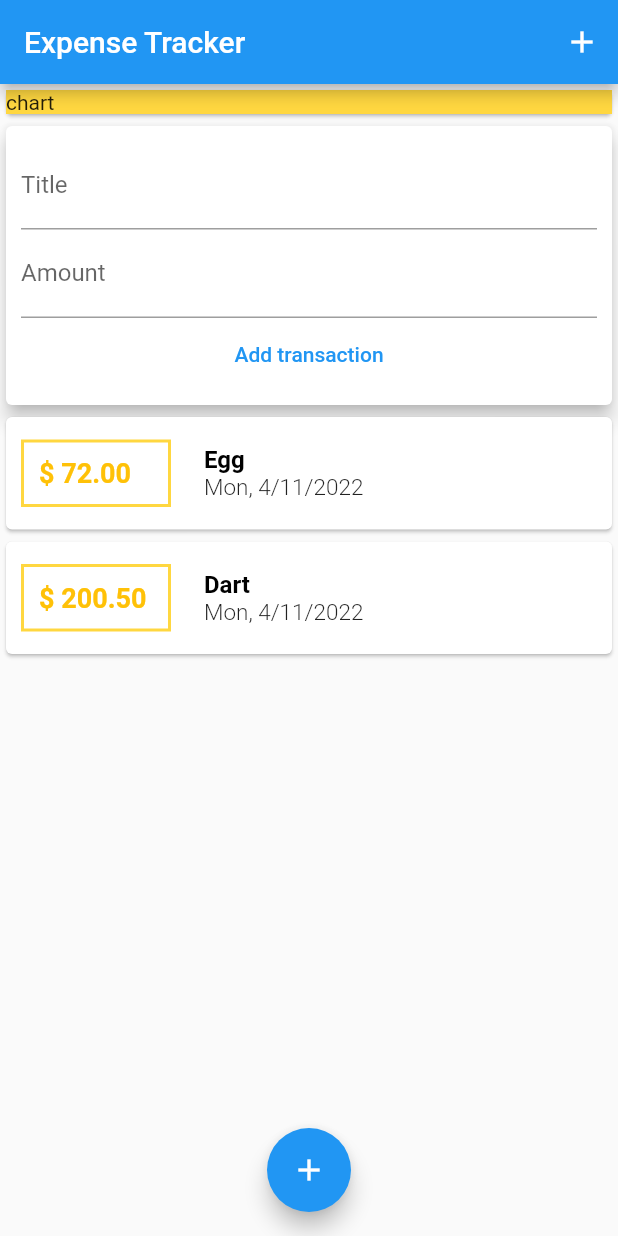
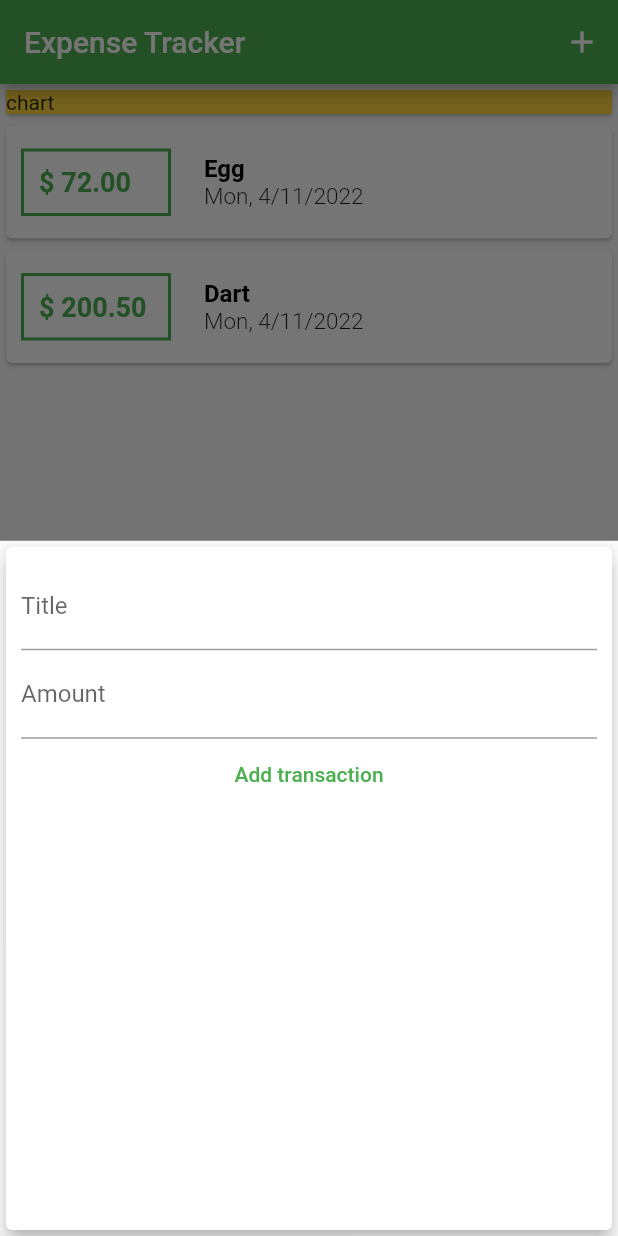
Before and after one commit to Alamin11/ExpenseTracker, a Flutter app: the screen it shows after launch, after a tap on the "add" icon, on a phone screen of 412 x 824 dp. Run offline on Flutter 3.47's test engine with Material 2 defaults, Android fonts, the phone set to English and light mode, and no system bars.

Commit message:
added modal bottom sheet & theme color

```diff
--- a/lib/main.dart
+++ b/lib/main.dart
@@ -1,5 +1,7 @@
-import 'package:expense_tracker/widgets/user_transaction.dart';
 import 'package:flutter/material.dart';
+import './widgets/new_transaction.dart';
+import '../models/transaction.dart';
+import './widgets/transaction_list.dart';
 
 void main(List<String> args) {
   runApp(MyApp());
@@ -15,21 +17,65 @@ class MyApp extends StatelessWidget {
     return MaterialApp(
       debugShowCheckedModeBanner: false,
       title: titleText,
+      theme: ThemeData(
+        primarySwatch: Colors.green,
+        accentColor: Colors.amber,
+      ),
       home: MyHomePage(),
     );
   }
 }
 
-class MyHomePage extends StatelessWidget {
+class MyHomePage extends StatefulWidget {
   MyHomePage({Key? key}) : super(key: key);
 
-  //Declaring two properties for the textField input
-  // String? titleInput;
-  // String? amountInput;
+  @override
+  State<MyHomePage> createState() => _MyHomePageState();
+}
 
-  //Controller properties
-  final titleController = TextEditingController();
-  final amountController = TextEditingController();
+class _MyHomePageState extends State<MyHomePage> {
+  // final titleController = TextEditingController();
+  // final amountController = TextEditingController();
+
+  final List<Transaction> _userTransactions = [
+    Transaction(
+      id: 't1',
+      title: 'Egg',
+      amount: 72,
+      date: DateTime.now(),
+    ),
+    Transaction(
+      id: 't2',
+      title: 'Dart',
+      amount: 200.50,
+      date: DateTime.now(),
+    ),
+  ];
+
+  void _AddNewTransaction(String title, double amount) {
+    final newTransaction = Transaction(
+      id: DateTime.now().toString(),
+      title: title,
+      amount: amount,
+      date: DateTime.now(),
+    );
+    setState(() {
+      _userTransactions.add(newTransaction);
+    });
+  }
+
+  void _startAddNewTransaction(BuildContext ctx) {
+    showModalBottomSheet(
+      context: ctx,
+      builder: (_) {
+        return GestureDetector(
+          child: NewTransaction(_AddNewTransaction),
+          onTap: () {},
+          behavior: HitTestBehavior.opaque,
+        );
+      },
+    );
+  }
 
   @override
   Widget build(BuildContext context) {
@@ -38,7 +84,7 @@ class MyHomePage extends StatelessWidget {
         title: Text(titleText),
         actions: [
           IconButton(
-            onPressed: () {},
+            onPressed: () => _startAddNewTransaction(context),
             icon: const Icon(Icons.add),
           ),
         ],
@@ -54,7 +100,7 @@ class MyHomePage extends StatelessWidget {
                 child: const Text('chart'),
               ),
             ),
-            const UserTransaction(),
+            TransactionList(_userTransactions),
           ],
         ),
       ),
@@ -62,7 +108,7 @@ class MyHomePage extends StatelessWidget {
       floatingActionButtonLocation: FloatingActionButtonLocation.centerFloat,
       floatingActionButton: FloatingActionButton(
         child: Icon(Icons.add),
-        onPressed: () {},
+        onPressed: () => _startAddNewTransaction(context),
       ),
     );
   }
--- a/lib/widgets/new_transaction.dart
+++ b/lib/widgets/new_transaction.dart
@@ -1,21 +1,30 @@
 import 'package:flutter/material.dart';
 
-class NewTransaction extends StatelessWidget {
+class NewTransaction extends StatefulWidget {
   //NewTransaction({Key? key, required this.newTransaction}) : super(key: key);
   final Function addTx;
-  NewTransaction(this.addTx, {Key? key}) : super(key: key);
+  const NewTransaction(this.addTx, {Key? key}) : super(key: key);
+
+  @override
+  State<NewTransaction> createState() => _NewTransactionState();
+}
+
+class _NewTransactionState extends State<NewTransaction> {
   final titleController = TextEditingController();
+
   final amountController = TextEditingController();
+
   void submitTx() {
     final enteredTitle = titleController.text;
     final enteredAmount = double.parse(amountController.text);
     if (enteredTitle.isEmpty || enteredAmount <= 0) {
       return;
     }
-    addTx(
+    widget.addTx(
       enteredTitle,
       enteredAmount,
     );
+    Navigator.of(context).pop();
   }
 
   @override
--- a/lib/widgets/transaction_list.dart
+++ b/lib/widgets/transaction_list.dart
@@ -23,7 +23,7 @@ class TransactionList extends StatelessWidget {
                     ),
                     decoration: BoxDecoration(
                       border: Border.all(
-                        color: Colors.amberAccent,
+                        color: Theme.of(context).primaryColor,
                         width: 2,
                       ),
                     ),
@@ -31,10 +31,10 @@ class TransactionList extends StatelessWidget {
                     child: Text(
                       //tx.amount.toString(),
                       '\$ ${transactions[index].amount.toStringAsFixed(2)}',
-                      style: const TextStyle(
+                      style: TextStyle(
                         fontWeight: FontWeight.bold,
                         fontSize: 18,
-                        color: Colors.amber,
+                        color: Theme.of(context).primaryColor,
                       ),
                     ),
                   ),
--- a/lib/widgets/user_transaction.dart
+++ /dev/null
@@ -1,50 +0,0 @@
-import 'package:flutter/material.dart';
-import './new_transaction.dart';
-import './transaction_list.dart';
-import '../models/transaction.dart';
-
-class UserTransaction extends StatefulWidget {
-  const UserTransaction({Key? key}) : super(key: key);
-
-  @override
-  State<UserTransaction> createState() => _UserTransactionState();
-}
-
-class _UserTransactionState extends State<UserTransaction> {
-  final List<Transaction> _userTransactions = [
-    Transaction(
-      id: 't1',
-      title: 'Egg',
-      amount: 72,
-      date: DateTime.now(),
-    ),
-    Transaction(
-      id: 't2',
-      title: 'Dart',
-      amount: 200.50,
-      date: DateTime.now(),
-    ),
-  ];
-
-  void _NewTransaction(String title, double amount) {
-    final newTransaction = Transaction(
-      id: DateTime.now().toString(),
-      title: title,
-      amount: amount,
-      date: DateTime.now(),
-    );
-    setState(() {
-      _userTransactions.add(newTransaction);
-    });
-  }
-
-  @override
-  Widget build(BuildContext context) {
-    return Column(
-      children: [
-        NewTransaction(_NewTransaction),
-        TransactionList(_userTransactions),
-      ],
-    );
-  }
-}
```
